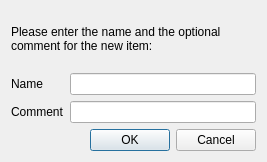
The window that FWAdminLib/NewClientGroupDlg.ui (fw-dev/translations) describes before a commit, drawn with Qt 5.
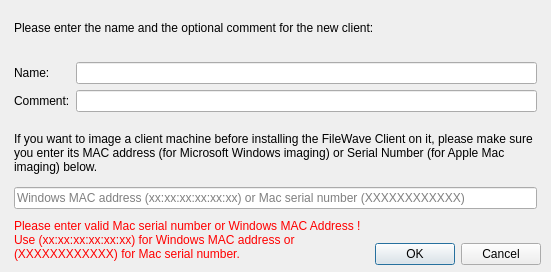
The same window after the commit.

Patch:
```diff
--- a/FWAdminLib/NewClientGroupDlg.ui
+++ b/FWAdminLib/NewClientGroupDlg.ui
@@ -1,58 +1,266 @@
 <ui version="4.0" >
  <class>CNewClientGroupDlg</class>
- <widget class="QWidget" name="CNewClientGroupDlg" >
-  <property name="geometry" >
+ <widget class="QWidget" name="CNewClientGroupDlg">
+  <property name="geometry">
    <rect>
     <x>0</x>
     <y>0</y>
-    <width>267</width>
-    <height>162</height>
+    <width>551</width>
+    <height>272</height>
    </rect>
   </property>
-  <property name="windowTitle" >
-   <string/>
+  <property name="sizePolicy">
+   <sizepolicy hsizetype="Fixed" vsizetype="Fixed">
+    <horstretch>0</horstretch>
+    <verstretch>0</verstretch>
+   </sizepolicy>
   </property>
-  <layout class="QVBoxLayout" name="verticalLayout" >
+  <property name="maximumSize">
+   <size>
+    <width>16777215</width>
+    <height>16777215</height>
+   </size>
+  </property>
+  <property name="windowTitle">
+   <string>Create New Client</string>
+  </property>
+  <layout class="QVBoxLayout" name="verticalLayout">
+   <property name="leftMargin">
+    <number>5</number>
+   </property>
+   <property name="topMargin">
+    <number>0</number>
+   </property>
+   <property name="rightMargin">
+    <number>5</number>
+   </property>
+   <property name="bottomMargin">
+    <number>7</number>
+   </property>
    <item>
-    <widget class="QLabel" name="label" >
-     <property name="text" >
-      <string>Please enter the name and the optional
-comment for the new item:</string>
+    <widget class="QWidget" name="widget" native="true">
+     <property name="sizePolicy">
+      <sizepolicy hsizetype="Preferred" vsizetype="Preferred">
+       <horstretch>0</horstretch>
+       <verstretch>0</verstretch>
+      </sizepolicy>
      </property>
-     <property name="wordWrap" >
-      <bool>false</bool>
-     </property>
+     <layout class="QVBoxLayout" name="verticalLayout_2">
+      <property name="topMargin">
+       <number>0</number>
+      </property>
+      <property name="bottomMargin">
+       <number>0</number>
+      </property>
+      <item>
+       <widget class="QLabel" name="label">
+        <property name="sizePolicy">
+         <sizepolicy hsizetype="Preferred" vsizetype="Preferred">
+          <horstretch>0</horstretch>
+          <verstretch>0</verstretch>
+         </sizepolicy>
+        </property>
+        <property name="text">
+         <string>Please enter the name and the optional comment for the new client:</string>
+        </property>
+        <property name="wordWrap">
+         <bool>true</bool>
+        </property>
+       </widget>
+      </item>
+      <item>
+       <widget class="QWidget" name="nameComment" native="true">
+        <property name="sizePolicy">
+         <sizepolicy hsizetype="Preferred" vsizetype="Preferred">
+          <horstretch>0</horstretch>
+          <verstretch>0</verstretch>
+         </sizepolicy>
+        </property>
+        <layout class="QFormLayout" name="formLayout">
+         <property name="fieldGrowthPolicy">
+          <enum>QFormLayout::AllNonFixedFieldsGrow</enum>
+         </property>
+         <property name="leftMargin">
+          <number>0</number>
+         </property>
+         <property name="topMargin">
+          <number>0</number>
+         </property>
+         <property name="rightMargin">
+          <number>0</number>
+         </property>
+         <property name="bottomMargin">
+          <number>0</number>
+         </property>
+         <item row="1" column="0">
+          <widget class="QLabel" name="label_2">
+           <property name="text">
+            <string>Name:</string>
+           </property>
+          </widget>
+         </item>
+         <item row="1" column="1">
+          <widget class="QLineEdit" name="nameED"/>
+         </item>
+         <item row="2" column="0">
+          <widget class="QLabel" name="label_3">
+           <property name="text">
+            <string>Comment:</string>
+           </property>
+          </widget>
+         </item>
+         <item row="2" column="1">
+          <widget class="QLineEdit" name="commentED"/>
+         </item>
+        </layout>
+       </widget>
+      </item>
+      <item>
+       <widget class="QLabel" name="labelDescription">
+        <property name="sizePolicy">
+         <sizepolicy hsizetype="Preferred" vsizetype="Preferred">
+          <horstretch>0</horstretch>
+          <verstretch>0</verstretch>
+         </sizepolicy>
+        </property>
+        <property name="maximumSize">
+         <size>
+          <width>16777215</width>
+          <height>60</height>
+         </size>
+        </property>
+        <property name="text">
+         <string>If you want to image a client machine before installing the FileWave Client on it, please make sure you enter its MAC address (for Microsoft Windows imaging) or Serial Number (for Apple Mac imaging) below.</string>
+        </property>
+        <property name="alignment">
+         <set>Qt::AlignLeading|Qt::AlignLeft|Qt::AlignVCenter</set>
+        </property>
+        <property name="wordWrap">
+         <bool>true</bool>
+        </property>
+       </widget>
+      </item>
+      <item>
+       <widget class="QLineEdit" name="edtSerialMAC">
+        <property name="placeholderText">
+         <string>Windows MAC address (xx:xx:xx:xx:xx:xx) or Mac serial number (XXXXXXXXXXXX)</string>
+        </property>
+       </widget>
+      </item>
+     </layout>
     </widget>
    </item>
    <item>
-    <layout class="QGridLayout" name="gridLayout" >
-     <item row="0" column="0" >
-      <widget class="QLabel" name="label_2" >
-       <property name="text" >
-        <string>Name</string>
-       </property>
-      </widget>
-     </item>
-     <item row="0" column="1" >
-      <widget class="QLineEdit" name="nameED" />
-     </item>
-     <item row="1" column="0" >
-      <widget class="QLabel" name="label_3" >
-       <property name="text" >
-        <string>Comment</string>
-       </property>
-      </widget>
-     </item>
-     <item row="1" column="1" >
-      <widget class="QLineEdit" name="commentED" />
-     </item>
-    </layout>
-   </item>
-   <item>
-    <widget class="QDialogButtonBox" name="buttonBox" >
-     <property name="standardButtons" >
-      <set>QDialogButtonBox::Cancel|QDialogButtonBox::Ok</set>
+    <widget class="QWidget" name="widgetButtons" native="true">
+     <property name="sizePolicy">
+      <sizepolicy hsizetype="Preferred" vsizetype="Fixed">
+       <horstretch>0</horstretch>
+       <verstretch>0</verstretch>
+      </sizepolicy>
      </property>
+     <property name="minimumSize">
+      <size>
+       <width>0</width>
+       <height>50</height>
+      </size>
+     </property>
+     <property name="maximumSize">
+      <size>
+       <width>16777215</width>
+       <height>50</height>
+      </size>
+     </property>
+     <layout class="QHBoxLayout" name="horizontalLayout_2" stretch="1,0,0">
+      <property name="topMargin">
+       <number>0</number>
+      </property>
+      <property name="rightMargin">
+       <number>5</number>
+      </property>
+      <property name="bottomMargin">
+       <number>0</number>
+      </property>
+      <item>
+       <widget class="QLabel" name="invalid">
+        <property name="sizePolicy">
+         <sizepolicy hsizetype="Preferred" vsizetype="Preferred">
+          <horstretch>0</horstretch>
+          <verstretch>0</verstretch>
+         </sizepolicy>
+        </property>
+        <property name="minimumSize">
+         <size>
+          <width>0</width>
+          <height>0</height>
+         </size>
+        </property>
+        <property name="maximumSize">
+         <size>
+          <width>16777215</width>
+          <height>50</height>
+         </size>
+        </property>
+        <property name="mouseTracking">
+         <bool>true</bool>
+        </property>
+        <property name="text">
+         <string>&lt;html&gt;&lt;body&gt;&lt;p&gt;&lt;span style=&quot; color:#ff0000;&quot;&gt;Please enter valid Mac serial number or Windows MAC Address ! Use (xx:xx:xx:xx:xx:xx) for Windows MAC address or (XXXXXXXXXXXX) for Mac serial number.&lt;/span&gt;&lt;/p&gt;&lt;/body&gt;&lt;/html&gt;</string>
+        </property>
+        <property name="alignment">
+         <set>Qt::AlignLeading|Qt::AlignLeft|Qt::AlignVCenter</set>
+        </property>
+        <property name="wordWrap">
+         <bool>true</bool>
+        </property>
+       </widget>
+      </item>
+      <item>
+       <spacer name="horizontalSpacer">
+        <property name="orientation">
+         <enum>Qt::Horizontal</enum>
+        </property>
+        <property name="sizeHint" stdset="0">
+         <size>
+          <width>5</width>
+          <height>20</height>
+         </size>
+        </property>
+       </spacer>
+      </item>
+      <item>
+       <layout class="QVBoxLayout" name="verticalLayout_4">
+        <property name="spacing">
+         <number>0</number>
+        </property>
+        <item>
+         <spacer name="verticalSpacer">
+          <property name="orientation">
+           <enum>Qt::Vertical</enum>
+          </property>
+          <property name="sizeHint" stdset="0">
+           <size>
+            <width>20</width>
+            <height>5</height>
+           </size>
+          </property>
+         </spacer>
+        </item>
+        <item>
+         <widget class="QDialogButtonBox" name="buttonBox">
+          <property name="sizePolicy">
+           <sizepolicy hsizetype="Fixed" vsizetype="Fixed">
+            <horstretch>0</horstretch>
+            <verstretch>0</verstretch>
+           </sizepolicy>
+          </property>
+          <property name="standardButtons">
+           <set>QDialogButtonBox::Cancel|QDialogButtonBox::Ok</set>
+          </property>
+         </widget>
+        </item>
+       </layout>
+      </item>
+     </layout>
     </widget>
    </item>
   </layout>
```
Left out of the diff: 7 changed lines with no effect on the pictures.
